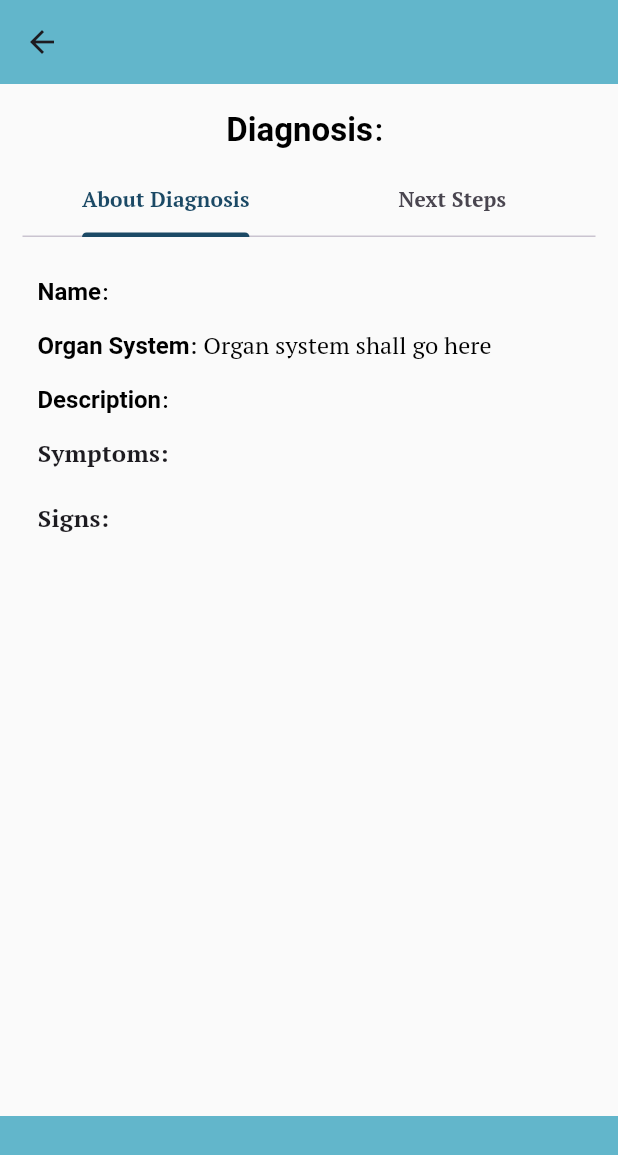
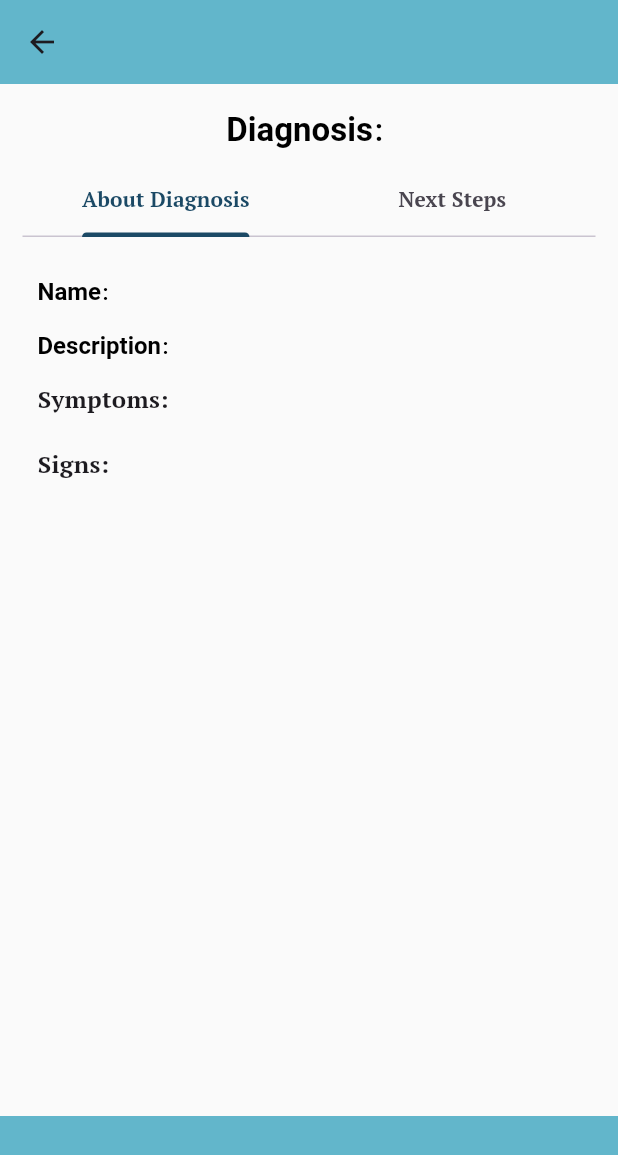
Before and after one commit to harshithlanka3/SAME-3311, a Flutter app: the DiagnosisPage screen opened directly with empty values, on a phone screen of 412 x 824 dp. Shown: the top 1155 px of the screen. Run offline on Flutter 3.47's test engine with Material 3 defaults, Android fonts, the phone set to English and light mode, and no system bars; our stand-ins replace firebase_auth, firebase_core, firebase_database, firebase_storage, fluttertoast, image_picker and 1 more; accounts and stored records are empty.

Commit message:
Removed organ system

```diff
--- a/frontend/s_a_m_e/lib/userflow/diagnosis_page.dart
+++ b/frontend/s_a_m_e/lib/userflow/diagnosis_page.dart
@@ -77,16 +77,6 @@ class DiagnosisPageState extends State<DiagnosisPage> {
                             text: TextSpan(
                               style: const TextStyle(fontSize: 16, color: Colors.black, fontFamily: "PT Serif"),
                               children: <TextSpan>[
-                                const TextSpan(text: "Organ System", style: TextStyle(fontWeight: FontWeight.bold)),
-                                TextSpan(text: ": Organ system shall go here")
-                              ]
-                            ),
-                          ),
-                          const SizedBox(height: 15,),
-                          RichText(
-                            text: TextSpan(
-                              style: const TextStyle(fontSize: 16, color: Colors.black, fontFamily: "PT Serif"),
-                              children: <TextSpan>[
                                 const TextSpan(text: "Description", style: TextStyle(fontWeight: FontWeight.bold)),
                                 TextSpan(text: ": ${widget.diagnosis.definition}")
                               ]
```
